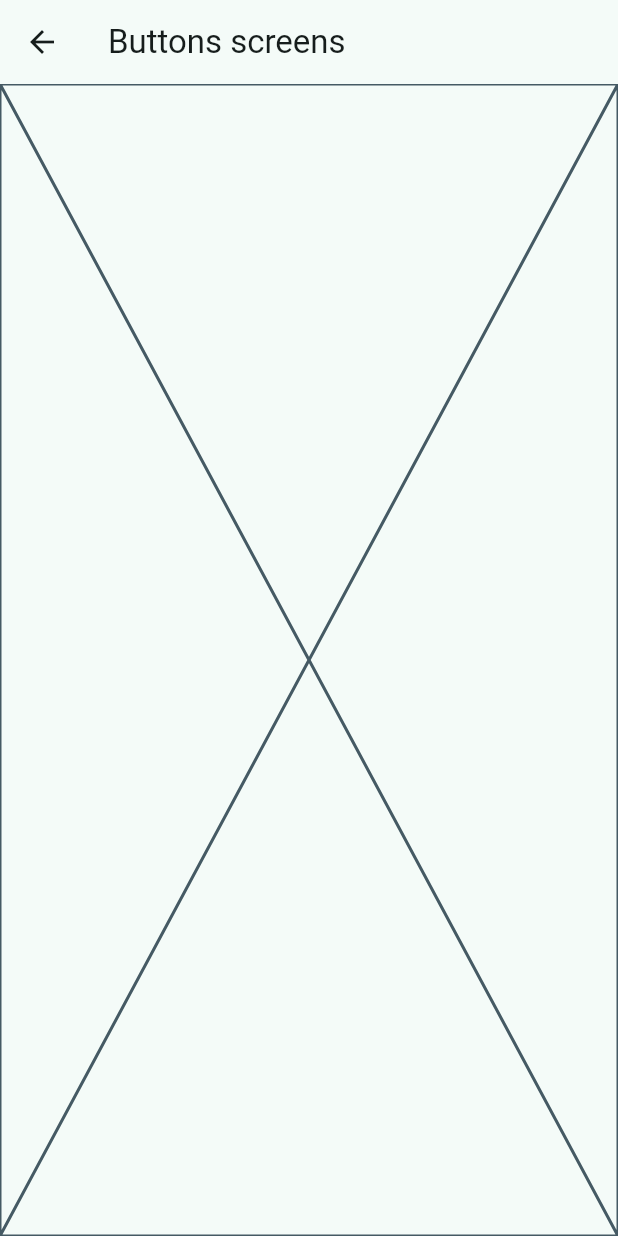
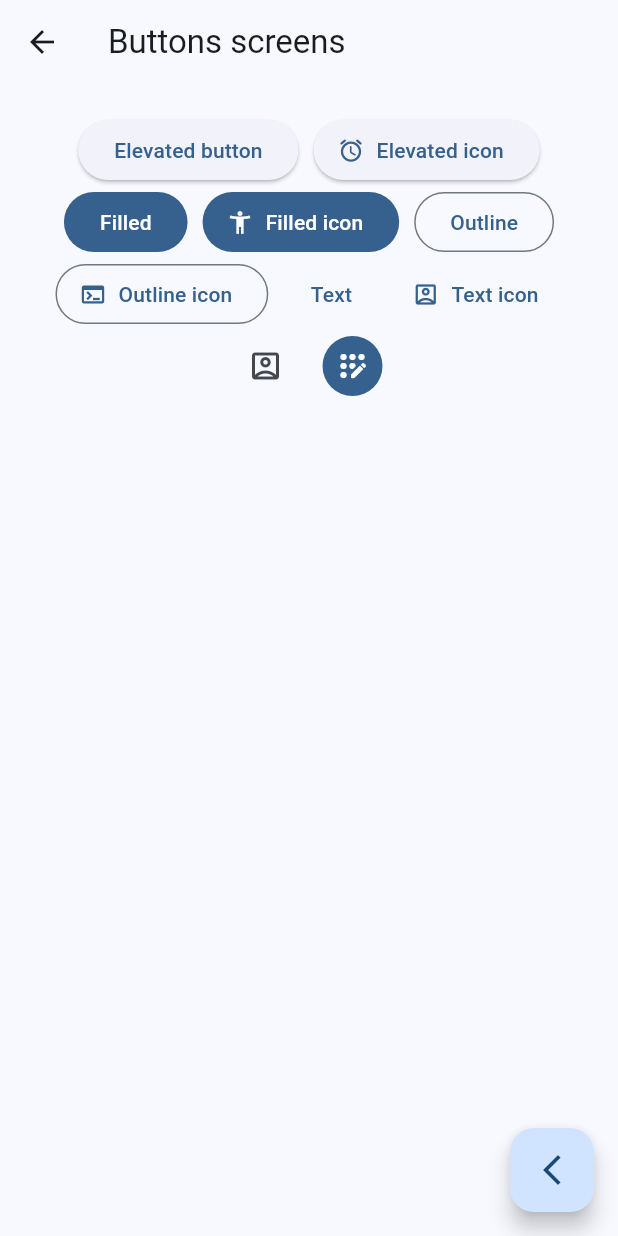
Before and after one commit to MiguelHG2351/widget-app, a Flutter app: the screen it shows after launch, after a tap on "Botones", on a phone screen of 412 x 824 dp. Run offline on Flutter 3.47's test engine with Material 3 defaults, Android fonts, the phone set to English and light mode, and no system bars; our stand-ins replace go_router.

Commit message:
added some defaults buttons

```diff
--- a/lib/main.dart
+++ b/lib/main.dart
@@ -13,7 +13,7 @@ class MainApp extends StatelessWidget {
   Widget build(BuildContext context) {
     return MaterialApp.router(
       debugShowCheckedModeBanner: false,
-      theme: AppTheme(selectedColor: 1).getTheme(),
+      theme: AppTheme(selectedColor: 0).getTheme(),
       routerConfig: appRouter,
     );
   }
--- a/lib/presentation/screens/buttons/buttons_screen.dart
+++ b/lib/presentation/screens/buttons/buttons_screen.dart
@@ -1,4 +1,5 @@
 import 'package:flutter/material.dart';
+import 'package:go_router/go_router.dart';
 
 class ButtonsScreen extends StatelessWidget {
   const ButtonsScreen({super.key});
@@ -11,7 +12,70 @@ class ButtonsScreen extends StatelessWidget {
       appBar: AppBar(
         title: const Text('Buttons screens'),
       ),
-      body: const Placeholder()
+      body: _ButtonsView(),
+      floatingActionButton: FloatingActionButton(
+        child: const Icon(Icons.arrow_back_ios_new_outlined),
+        onPressed: () => context.pop(),
+      ),
     );
   }
 }
+
+class _ButtonsView extends StatelessWidget {
+  const _ButtonsView({
+    super.key,
+  });
+
+  @override
+  Widget build(BuildContext context) {
+    final colors = Theme.of(context).colorScheme;
+    return SizedBox(
+      width: double.infinity,
+      child: Padding(
+        padding: const EdgeInsets.symmetric(vertical: 20, horizontal: 10),
+        child: Wrap(
+          spacing: 10,
+          alignment: WrapAlignment.center,
+          children: [
+            ElevatedButton(onPressed: () {}, child: const Text('Elevated button')),
+            ElevatedButton.icon(onPressed: () {}, icon: const Icon(Icons.access_alarm_rounded), label: const Text('Elevated icon'),),
+
+            FilledButton(onPressed: () {}, child: const Text('Filled')),
+            FilledButton.icon(
+              onPressed: () {},
+              icon: const Icon(Icons.accessibility_new),
+              label: const Text('Filled icon'),
+            ),
+
+            OutlinedButton(onPressed: () {}, child: const Text('Outline')),
+            OutlinedButton.icon(
+              onPressed: () {},
+              icon: const Icon(Icons.terminal),
+              label: const Text('Outline icon'),
+            ),
+
+            TextButton(onPressed: () {}, child: const Text('Text')),
+            TextButton.icon(
+              onPressed: () {},
+              icon: const Icon(Icons.account_box_outlined),
+              label: const Text('Text icon'),
+            ),
+
+            IconButton(
+              onPressed: () {},
+              icon: const Icon(Icons.account_box_outlined),
+            ),
+            IconButton(
+              onPressed: () {},
+              icon: const Icon(Icons.app_registration_rounded),
+              style: ButtonStyle(
+                backgroundColor: MaterialStatePropertyAll(colors.primary),
+                iconColor: const MaterialStatePropertyAll(Colors.white),
+              ),
+            ),
+          ],
+        )
+      ),
+    );
+  }
+}
```
